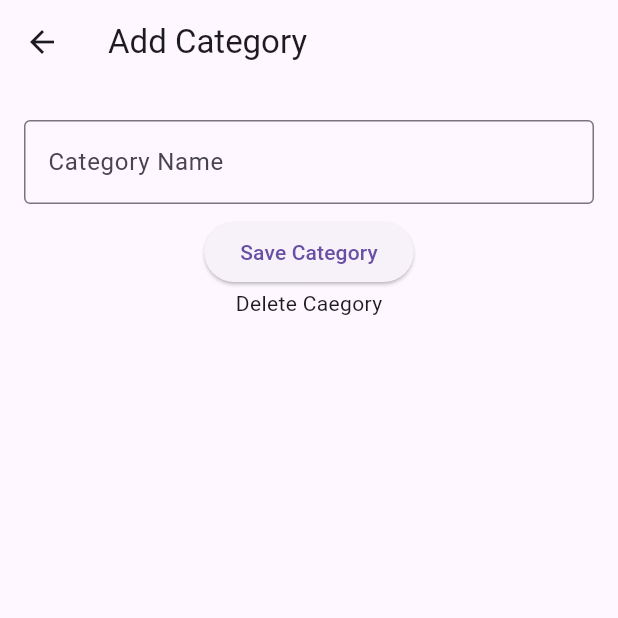
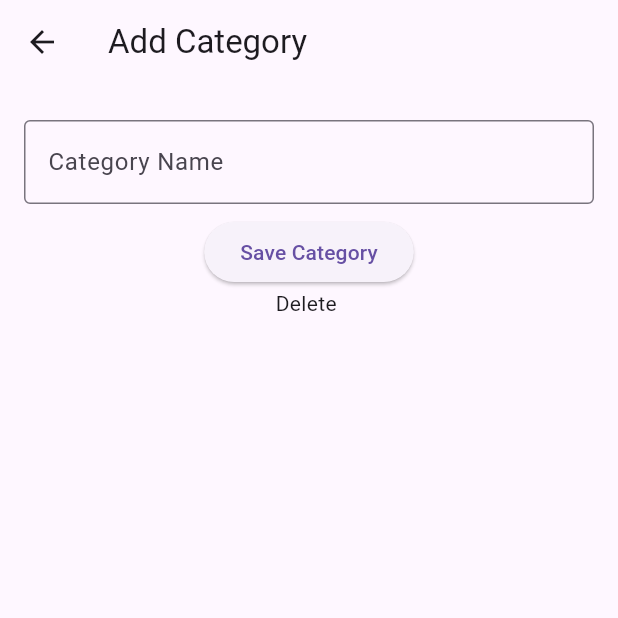
Before and after one commit to anish477/codify_admin, a Flutter app: the AddCategoryScreen screen opened directly, on a phone screen of 412 x 824 dp, the top half of it. Run offline on Flutter 3.47's test engine with Material 3 defaults, Android fonts, the light colour scheme and no system bars; our stand-ins replace cloud_firestore, firebase_auth, firebase_core; accounts and stored records are empty.

Commit message:
Adding delete

```diff
--- a/codify_admin/lib/lesson/add_category.dart
+++ b/codify_admin/lib/lesson/add_category.dart
@@ -82,7 +82,7 @@ class _AddCategoryScreenState extends State<AddCategoryScreen> {
                 },
                 child: const Text("Save Category"),
               ),
-              Text("Delete Caegory"),
+              Text("Delete "),
             ],
           ),
         ),
```
